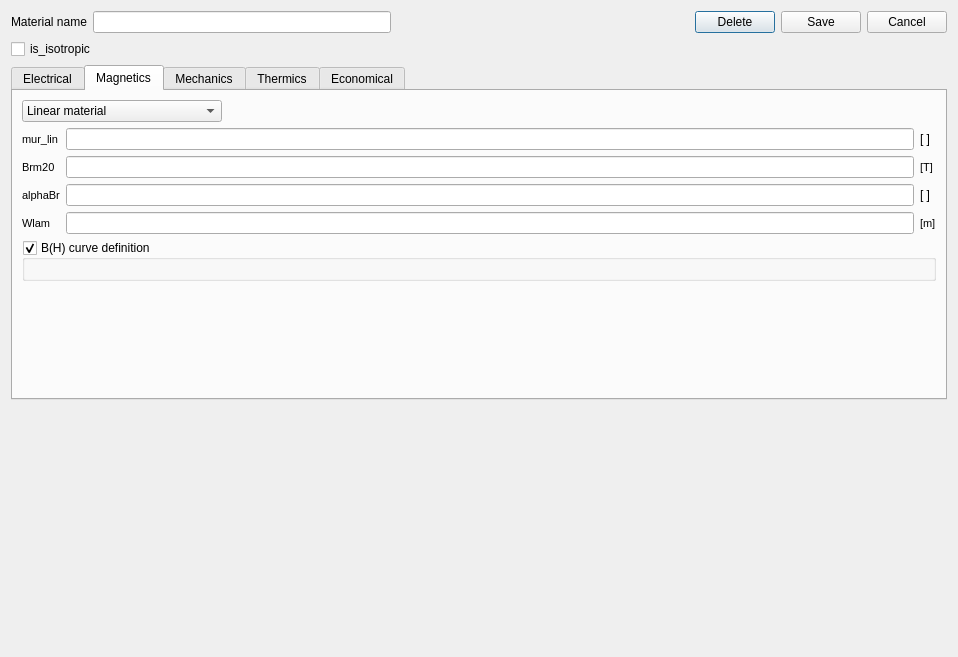
The window that pyleecan/GUI/Dialog/DMatLib/DMatSetup/DMatSetup.ui (Eomys/pyleecan) describes before a commit, drawn with Qt 5.
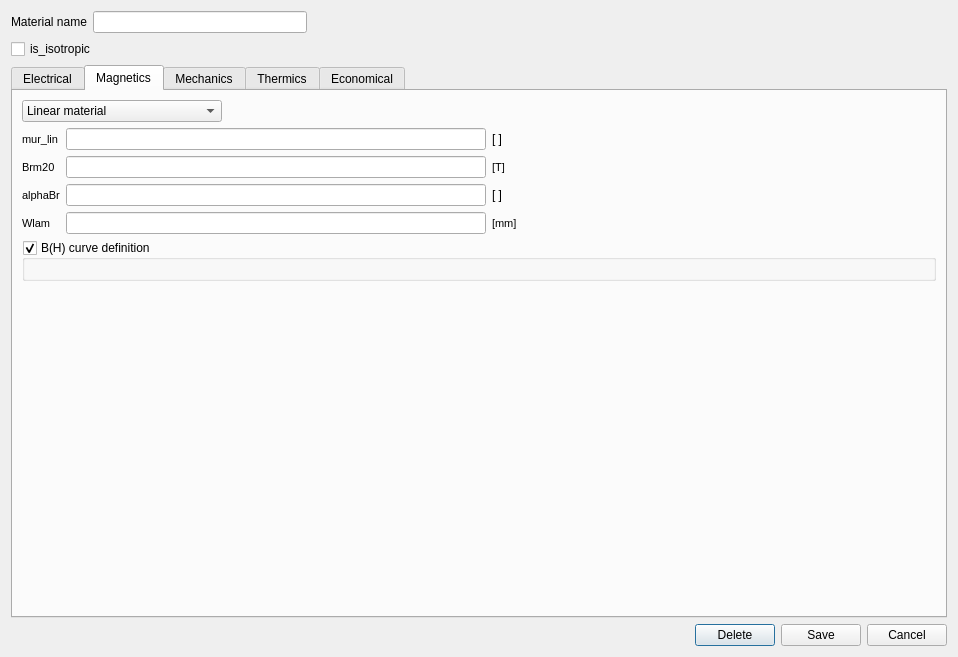
The same window after the commit. Icons and pictures are not drawn. Custom widgets are drawn as their Qt base class.

Commit message: Changing button position

What changed in the file:
```diff
--- a/pyleecan/GUI/Dialog/DMatLib/DMatSetup/DMatSetup.ui
+++ b/pyleecan/GUI/Dialog/DMatLib/DMatSetup/DMatSetup.ui
@@ -48,25 +48,30 @@
       </spacer>
      </item>
      <item>
-      <widget class="QPushButton" name="b_delete">
-       <property name="text">
-        <string>Delete</string>
+      <spacer name="horizontalSpacer_4">
+       <property name="orientation">
+        <enum>Qt::Horizontal</enum>
        </property>
-      </widget>
-     </item>
-     <item>
-      <widget class="QPushButton" name="b_save">
-       <property name="text">
-        <string>Save</string>
+       <property name="sizeHint" stdset="0">
+        <size>
+         <width>40</width>
+         <height>20</height>
+        </size>
        </property>
-      </widget>
+      </spacer>
      </item>
      <item>
-      <widget class="QPushButton" name="b_cancel">
-       <property name="text">
-        <string>Cancel</string>
+      <spacer name="horizontalSpacer_3">
+       <property name="orientation">
+        <enum>Qt::Horizontal</enum>
        </property>
-      </widget>
+       <property name="sizeHint" stdset="0">
+        <size>
+         <width>40</width>
+         <height>20</height>
+        </size>
+       </property>
+      </spacer>
      </item>
     </layout>
    </item>
@@ -216,6 +221,29 @@
        </item>
        <item>
         <layout class="QGridLayout" name="gridLayout">
+         <item row="3" column="1">
+          <widget class="FloatEdit" name="lf_Wlam"/>
+         </item>
+         <item row="1" column="1">
+          <widget class="FloatEdit" name="lf_Brm20"/>
+         </item>
+         <item row="1" column="2">
+          <widget class="QLabel" name="unit_Brm20">
+           <property name="font">
+            <font>
+             <pointsize>8</pointsize>
+             <weight>50</weight>
+             <bold>false</bold>
+            </font>
+           </property>
+           <property name="text">
+            <string>[T]</string>
+           </property>
+          </widget>
+         </item>
+         <item row="2" column="1">
+          <widget class="FloatEdit" name="lf_alpha_Br"/>
+         </item>
          <item row="0" column="0">
           <widget class="QLabel" name="in_mur_lin">
            <property name="font">
@@ -230,9 +258,6 @@
            </property>
           </widget>
          </item>
-         <item row="0" column="1">
-          <widget class="FloatEdit" name="lf_mur_lin"/>
-         </item>
          <item row="1" column="0">
           <widget class="QLabel" name="in_Brm20">
            <property name="font">
@@ -247,11 +272,8 @@
            </property>
           </widget>
          </item>
-         <item row="1" column="1">
-          <widget class="FloatEdit" name="lf_Brm20"/>
-         </item>
-         <item row="1" column="2">
-          <widget class="QLabel" name="unit_Brm20">
+         <item row="3" column="2">
+          <widget class="QLabel" name="unit_Wlam">
            <property name="font">
             <font>
              <pointsize>8</pointsize>
@@ -260,7 +282,7 @@
             </font>
            </property>
            <property name="text">
-            <string>[T]</string>
+            <string>[mm]</string>
            </property>
           </widget>
          </item>
@@ -278,9 +300,6 @@
            </property>
           </widget>
          </item>
-         <item row="2" column="1">
-          <widget class="FloatEdit" name="lf_alpha_Br"/>
-         </item>
          <item row="3" column="0">
           <widget class="QLabel" name="in_Wlam">
            <property name="font">
@@ -295,29 +314,8 @@
            </property>
           </widget>
          </item>
-         <item row="3" column="1">
-          <widget class="FloatEdit" name="lf_Wlam"/>
-         </item>
-         <item row="3" column="2">
-          <widget class="QLabel" name="unit_Wlam">
-           <property name="font">
-            <font>
-             <pointsize>8</pointsize>
-             <weight>50</weight>
-             <bold>false</bold>
-            </font>
-           </property>
-           <property name="text">
-            <string>[m]</string>
-           </property>
-          </widget>
-         </item>
-         <item row="0" column="2">
-          <widget class="QLabel" name="unit_mur_lin">
-           <property name="text">
-            <string>[ ]</string>
-           </property>
-          </widget>
+         <item row="0" column="1">
+          <widget class="FloatEdit" name="lf_mur_lin"/>
          </item>
          <item row="2" column="2">
           <widget class="QLabel" name="unit_alpha_Br">
@@ -326,6 +324,65 @@
            </property>
           </widget>
          </item>
+         <item row="0" column="2">
+          <widget class="QLabel" name="unit_mur_lin">
+           <property name="text">
+            <string>[ ]</string>
+           </property>
+          </widget>
+         </item>
+         <item row="0" column="3">
+          <spacer name="horizontalSpacer_6">
+           <property name="orientation">
+            <enum>Qt::Horizontal</enum>
+           </property>
+           <property name="sizeHint" stdset="0">
+            <size>
+             <width>40</width>
+             <height>20</height>
+            </size>
+           </property>
+          </spacer>
+         </item>
+         <item row="1" column="3">
+          <spacer name="horizontalSpacer_7">
+           <property name="orientation">
+            <enum>Qt::Horizontal</enum>
+           </property>
+           <property name="sizeHint" stdset="0">
+            <size>
+             <width>40</width>
+             <height>20</height>
+            </size>
+           </property>
+          </spacer>
+         </item>
+         <item row="2" column="3">
+          <spacer name="horizontalSpacer_8">
+           <property name="orientation">
+            <enum>Qt::Horizontal</enum>
+           </property>
+           <property name="sizeHint" stdset="0">
+            <size>
+             <width>40</width>
+             <height>20</height>
+            </size>
+           </property>
+          </spacer>
+         </item>
+         <item row="3" column="3">
+          <spacer name="horizontalSpacer_9">
+           <property name="orientation">
+            <enum>Qt::Horizontal</enum>
+           </property>
+           <property name="sizeHint" stdset="0">
+            <size>
+             <width>40</width>
+             <height>20</height>
+            </size>
+           </property>
+          </spacer>
+         </item>
         </layout>
        </item>
        <item>
@@ -932,17 +989,42 @@
     </widget>
    </item>
    <item>
-    <spacer name="verticalSpacer_7">
-     <property name="orientation">
-      <enum>Qt::Vertical</enum>
-     </property>
-     <property name="sizeHint" stdset="0">
-      <size>
-       <width>20</width>
-       <height>40</height>
-      </size>
-     </property>
-    </spacer>
+    <layout class="QHBoxLayout" name="horizontalLayout_9">
+     <item>
+      <spacer name="horizontalSpacer_5">
+       <property name="orientation">
+        <enum>Qt::Horizontal</enum>
+       </property>
+       <property name="sizeHint" stdset="0">
+        <size>
+         <width>40</width>
+         <height>20</height>
+        </size>
+       </property>
+      </spacer>
+     </item>
+     <item>
+      <widget class="QPushButton" name="b_delete">
+       <property name="text">
+        <string>Delete</string>
+       </property>
+      </widget>
+     </item>
+     <item>
+      <widget class="QPushButton" name="b_save">
+       <property name="text">
+        <string>Save</string>
+       </property>
+      </widget>
+     </item>
+     <item>
+      <widget class="QPushButton" name="b_cancel">
+       <property name="text">
+        <string>Cancel</string>
+       </property>
+      </widget>
+     </item>
+    </layout>
    </item>
   </layout>
  </widget>
```
The commit also changes 1 other file.
